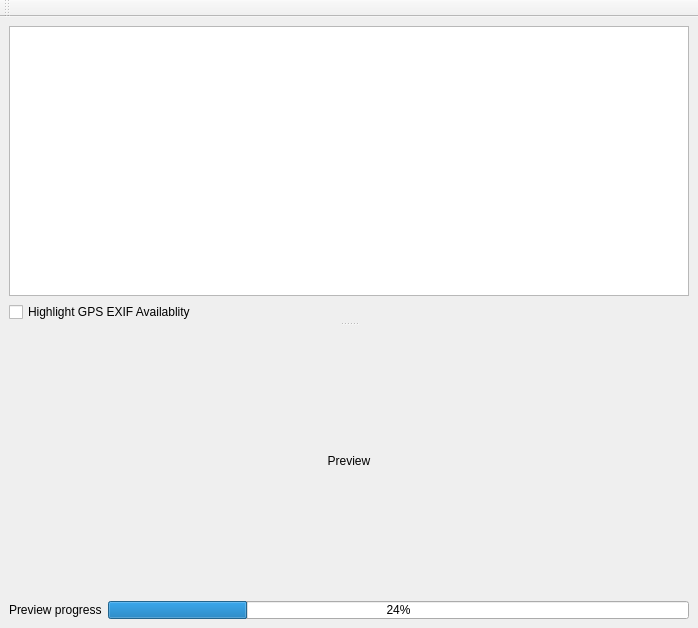
Old version of the form easygeotagger/src/ui/egtmainwindowgui.ui in the repository alexbruy/EasyGeoTagger.
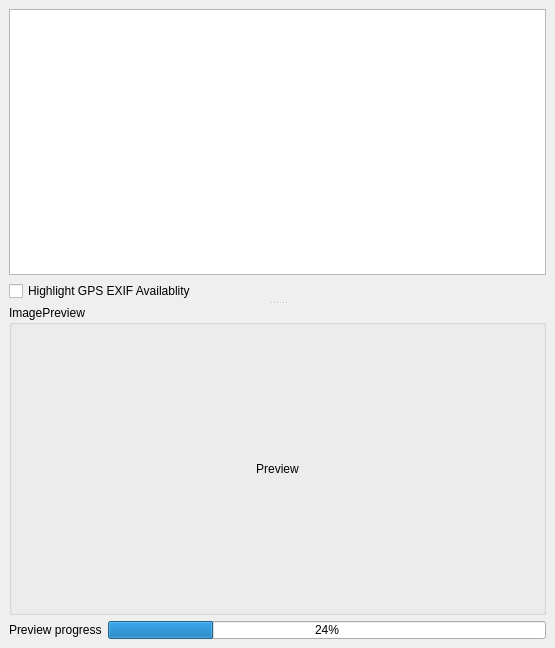
New version of the form.

The edit to the form file:
```diff
--- a/easygeotagger/src/ui/egtmainwindowgui.ui
+++ b/easygeotagger/src/ui/egtmainwindowgui.ui
@@ -5,22 +5,40 @@
    <rect>
     <x>0</x>
     <y>0</y>
-    <width>698</width>
-    <height>628</height>
+    <width>555</width>
+    <height>648</height>
    </rect>
   </property>
   <property name="windowTitle" >
    <string>EasyGeoTagger - Alpha Version revision 27 - Do Not Distribute - Biodiversity Informatics Facility - AMNH</string>
   </property>
   <widget class="QWidget" name="centralwidget" >
-   <layout class="QVBoxLayout" >
-    <item>
+   <layout class="QGridLayout" >
+    <item row="0" column="0" >
      <widget class="QSplitter" name="splitter" >
       <property name="orientation" >
        <enum>Qt::Vertical</enum>
       </property>
-      <widget class="QWidget" name="layoutWidget" >
+      <widget class="QFrame" name="frame" >
+       <property name="frameShape" >
+        <enum>QFrame::NoFrame</enum>
+       </property>
+       <property name="frameShadow" >
+        <enum>QFrame::Plain</enum>
+       </property>
        <layout class="QVBoxLayout" >
+        <property name="leftMargin" >
+         <number>0</number>
+        </property>
+        <property name="topMargin" >
+         <number>0</number>
+        </property>
+        <property name="rightMargin" >
+         <number>0</number>
+        </property>
+        <property name="bottomMargin" >
+         <number>0</number>
+        </property>
         <item>
          <widget class="QTreeView" name="tvFileBrowser" >
           <property name="sizePolicy" >
@@ -46,9 +64,33 @@
         </item>
        </layout>
       </widget>
-      <widget class="QWidget" name="layoutWidget" >
+      <widget class="QFrame" name="frame_2" >
+       <property name="frameShape" >
+        <enum>QFrame::NoFrame</enum>
+       </property>
+       <property name="frameShadow" >
+        <enum>QFrame::Raised</enum>
+       </property>
        <layout class="QGridLayout" >
+        <property name="leftMargin" >
+         <number>0</number>
+        </property>
+        <property name="topMargin" >
+         <number>0</number>
+        </property>
+        <property name="rightMargin" >
+         <number>0</number>
+        </property>
+        <property name="bottomMargin" >
+         <number>0</number>
+        </property>
         <item row="0" column="0" colspan="2" >
+         <widget class="QGroupBox" name="groupBox_2" >
+          <property name="title" >
+           <string>ImagePreview</string>
+          </property>
+          <layout class="QVBoxLayout" >
+           <item>
          <widget class="QLabel" name="labelPreview" >
           <property name="sizePolicy" >
            <sizepolicy vsizetype="Preferred" hsizetype="MinimumExpanding" >
@@ -79,6 +121,9 @@
           </property>
          </widget>
         </item>
+          </layout>
+         </widget>
+        </item>
         <item row="1" column="0" >
          <widget class="QLabel" name="label_2" >
           <property name="text" >
@@ -115,17 +160,6 @@
     </rect>
    </property>
   </widget>
-  <widget class="QToolBar" name="toolBar" >
-   <property name="windowTitle" >
-    <string>toolBar</string>
-   </property>
-   <attribute name="toolBarArea" >
-    <enum>TopToolBarArea</enum>
-   </attribute>
-   <attribute name="toolBarBreak" >
-    <bool>false</bool>
-   </attribute>
-  </widget>
  </widget>
  <resources/>
  <connections/>
```
Left out of the diff: 2 changed lines with no effect on the pictures. Lines whose indentation alone changed are shown as unchanged.
